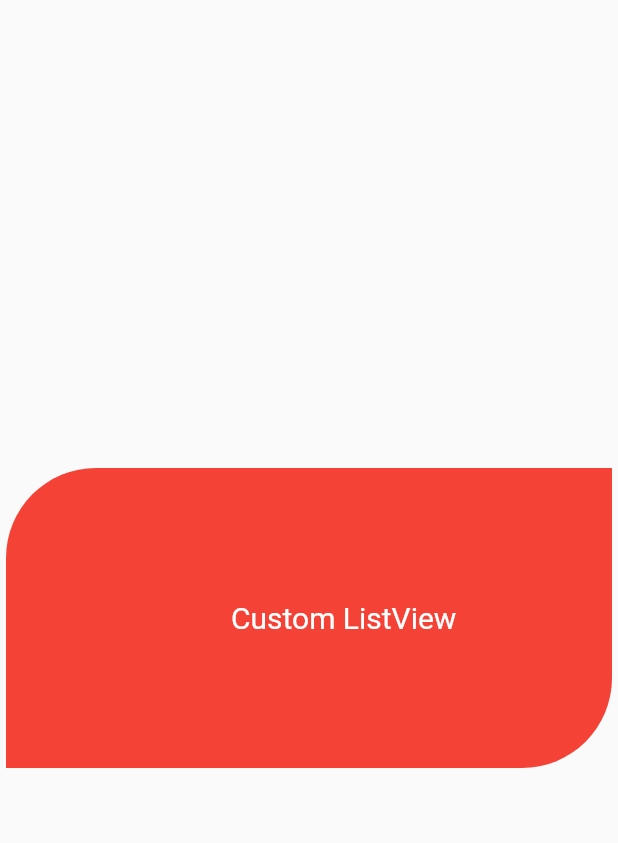
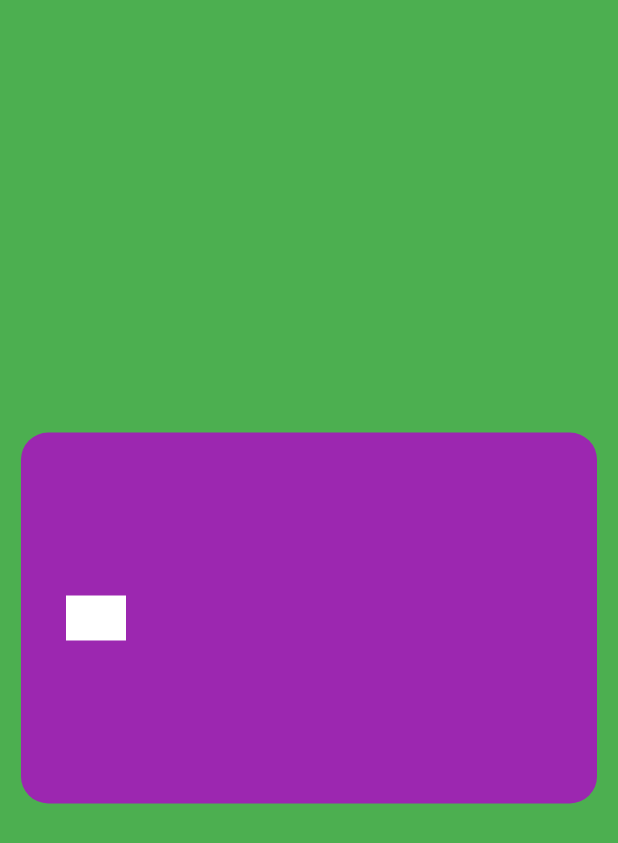
Before and after one commit to flutter-bharat/Flutter-Gallery-Ultimate, a Flutter app: the ListModal screen opened directly, on a phone screen of 412 x 824 dp. Shown: the top 843 px of the screen. Run offline on Flutter 3.47's test engine with Material 2 defaults, Android fonts, the phone set to English and light mode, and no system bars; network calls fail.

Commit message:
new start

```diff
--- a/lib/ListModal.dart
+++ b/lib/ListModal.dart
@@ -1,11 +1,11 @@
 import 'package:flutter/material.dart';
 
-class ListModal extends StatefulWidget {
+class ListModal1 extends StatefulWidget {
   @override
-  _ListModalState createState() => _ListModalState();
+  _ListModal1State createState() => _ListModal1State();
 }
 
-class _ListModalState extends State<ListModal> {
+class _ListModal1State extends State<ListModal1> {
   @override
   Widget build(BuildContext context) {
     return Container(
--- a/lib/ListModalForHomeScreen.dart
+++ b/lib/ListModalForHomeScreen.dart
@@ -1,40 +1,43 @@
+import 'package:flutter/cupertino.dart';
 import 'package:flutter/material.dart';
 
 class ListModal extends StatelessWidget {
   @override
   Widget build(BuildContext context) {
     return Scaffold(
-    body: Padding(
-      padding: const EdgeInsets.symmetric(horizontal:4),
-      child: Center(
-        child: Container(
-          alignment: Alignment.center,
-          decoration: BoxDecoration(
-            borderRadius: BorderRadius.only(bottomRight: Radius.circular(60), topLeft: Radius.circular(60)),
-            color: Colors.red,
-          ),
-          height: 200,
-          width: double.infinity,
-          child: Row(
-            children: [
-              SizedBox(
-                width: 150,
-              ),
-              Column(
-                mainAxisAlignment: MainAxisAlignment.center,
+        backgroundColor: Colors.green,
+        body: Center(
+          child: Padding(
+            padding: const EdgeInsets.all(14.0),
+            child: Container(
+              decoration: BoxDecoration(
+                  color: Colors.purple,
+                  borderRadius: BorderRadius.circular(18)),
+              height: MediaQuery.of(context).size.height * 0.3,
+              child: Row(
                 children: [
-                  Text('Custom ListView', style: TextStyle(
-                    fontSize: 20,
-                    color: Colors.white
-                  ),),
+                  SizedBox(
+                    height:100,
+                    width: 100,
+                    child: Align(
+                      alignment: Alignment.center,
+                      child: OverflowBox(
+                        minWidth: 0.0,
+                        maxWidth: 40.0,
+                        minHeight: 0.0,
+                        maxHeight: 30.0,
+                        child: Container(
+                          color: Colors.white,
+                          width: MediaQuery.of(context).size.width * 0.2,
+                          height: MediaQuery.of(context).size.height,
+                        ),
+                      ),
+                    ),
+                  )
                 ],
               ),
-            ],
-          )
-        ),
-      ),
-    ),
-    );
-
+            ),
+          ),
+        ));
   }
 }
--- a/lib/main.dart
+++ b/lib/main.dart
@@ -1,12 +1,14 @@
 import 'package:flutter/material.dart';
 import 'package:flutter_gallery_ultimate/CustomAlign.dart';
 import 'package:flutter_gallery_ultimate/CustomDismissible.dart';
+import 'package:flutter_gallery_ultimate/CustomExpansionAppbar.dart';
 import 'package:flutter_gallery_ultimate/CustomFloatActionButton.dart';
 import 'package:flutter_gallery_ultimate/CustomIconButton.dart';
 import 'package:flutter_gallery_ultimate/CustomMaterialButton.dart';
 import 'package:flutter_gallery_ultimate/CustomOpacity.dart';
 import 'package:flutter_gallery_ultimate/CustomSafeArea.dart';
 import 'package:flutter_gallery_ultimate/CustomWrap.dart';
+import 'package:flutter_gallery_ultimate/ListModal.dart';
 import 'package:flutter_gallery_ultimate/ListModalForHomeScreen.dart';
 import 'package:flutter_gallery_ultimate/bottomnavigationbar.dart';
 import 'package:flutter_gallery_ultimate/bottomsheet.dart';
@@ -96,6 +98,8 @@ class _MyHomePageState extends State<MyHomePage> {
               FlatButton(onPressed: ()=> Navigator.push(context, MaterialPageRoute(builder: (context)=> CustomDismissible())), child: Text('Custom Dismissble')),
               FlatButton(onPressed: ()=> Navigator.push(context, MaterialPageRoute(builder: (context)=> CustomAlign())), child: Text('Custom Align')),
               FlatButton(onPressed: ()=> Navigator.push(context, MaterialPageRoute(builder: (context)=> ListModal())), child: Text('Custom Modal')),
+              FlatButton(onPressed: ()=> Navigator.push(context, MaterialPageRoute(builder: (context)=> CustomMainAppbar())), child: Text('Custom Main App bar')),
+              FlatButton(onPressed: ()=> Navigator.push(context, MaterialPageRoute(builder: (context)=> ListModal1())), child: Text('Custom List Modal old')),
 
             ],
           ),
```
Also changed, not shown: lib/CustomExpansionAppbar.dart (added, +92 -0 lines).
